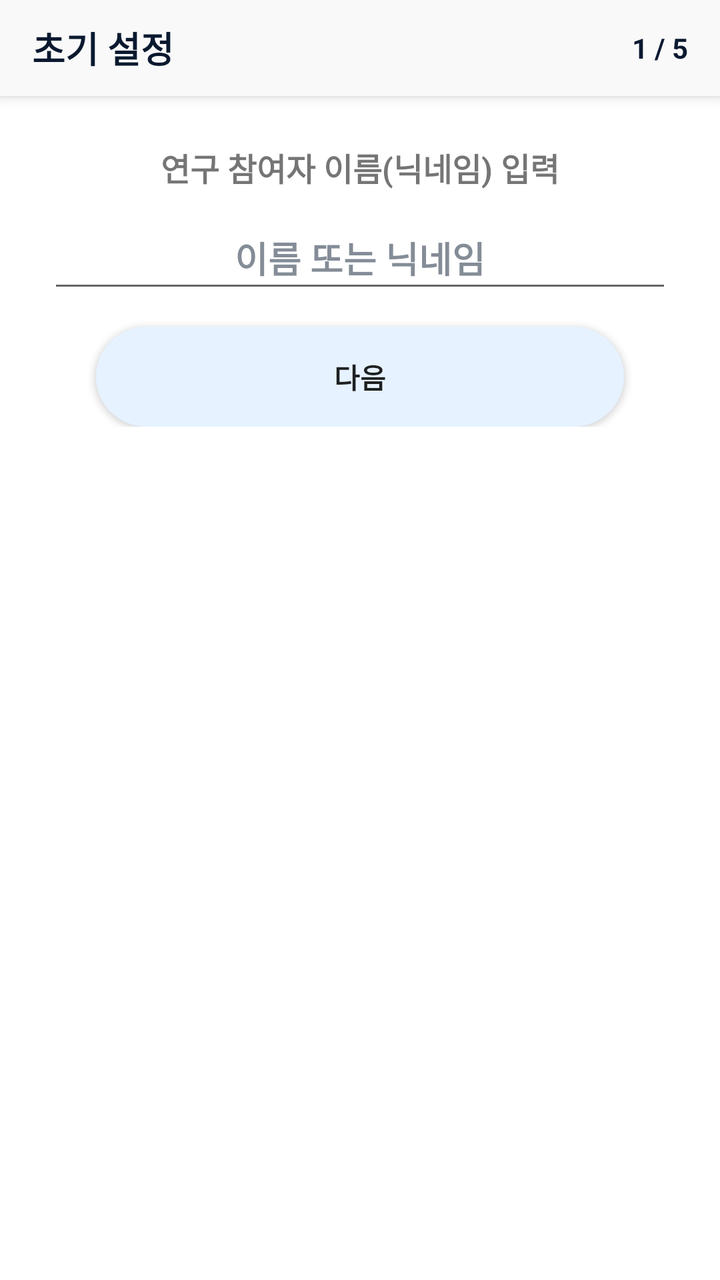
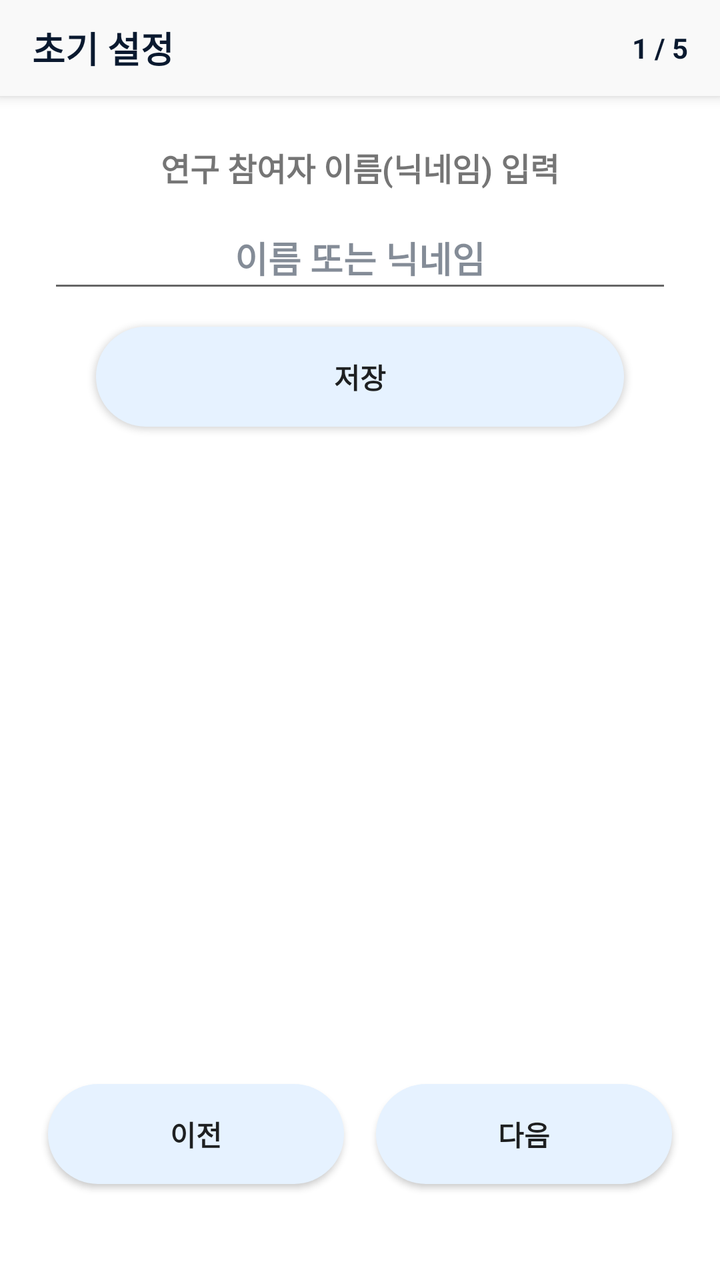

Screens rendered from an Android XML layout before and after an edit, with the pre-edit source and the edit as a unified diff.
<!-- AndroidManifest.xml: activity theme Theme.ArgueWithAi -->
<!-- res/layout/activity_onboarding.xml -->
<?xml version="1.0" encoding="utf-8"?>
<LinearLayout xmlns:android="http://schemas.android.com/apk/res/android"
    xmlns:app="http://schemas.android.com/apk/res-auto"
    android:layout_width="match_parent"
    android:layout_height="match_parent"
    android:background="@android:color/white"
    android:fitsSystemWindows="true"
    android:orientation="vertical">

    <RelativeLayout
        android:id="@+id/topBar"
        android:layout_width="match_parent"
        android:layout_height="48dp"
        android:background="#F9F9F9"
        android:elevation="4dp"
        android:paddingHorizontal="16dp">

        <TextView
            android:layout_width="wrap_content"
            android:layout_height="wrap_content"
            android:layout_centerVertical="true"
            android:layout_alignParentStart="true"
            android:text="초기 설정"
            android:textColor="#0A192F"
            android:textSize="18sp"
            android:textStyle="bold" />

        <TextView
            android:id="@+id/tvStepProgress"
            android:layout_width="wrap_content"
            android:layout_height="wrap_content"
            android:layout_centerVertical="true"
            android:layout_alignParentEnd="true"
            android:text="1 / 5"
            android:textColor="#0A192F"
            android:textSize="14sp"
            android:textStyle="bold" />
    </RelativeLayout>

    <ScrollView
        android:layout_width="match_parent"
        android:layout_height="0dp"
        android:layout_weight="1"
        android:fillViewport="true">

        <LinearLayout
            android:layout_width="match_parent"
            android:layout_height="wrap_content"
            android:orientation="vertical"
            android:padding="24dp"
            android:gravity="center_horizontal">

            
            <LinearLayout
                android:id="@+id/stepName"
                android:layout_width="match_parent"
                android:layout_height="wrap_content"
                android:orientation="vertical"
                android:gravity="center"
                android:visibility="visible">

                <TextView
                    android:layout_width="wrap_content"
                    android:layout_height="wrap_content"
                    android:text="연구 참여자 이름(닉네임) 입력"
                    android:textStyle="bold"
                    android:textSize="16sp"
                    android:layout_marginBottom="8dp"/>

                <EditText
                    android:id="@+id/etNameInput"
                    android:layout_width="match_parent"
                    android:layout_height="wrap_content"
                    android:minHeight="48dp"
                    android:hint="이름 또는 닉네임"
                    android:textStyle="bold"
                    android:textColorHint="#800A192F"
                    android:gravity="center"
                    android:layout_marginBottom="12dp"/>

                <Button
                    android:id="@+id/btnSaveName"
                    android:layout_width="match_parent"
                    android:layout_height="50dp"
                    android:layout_marginHorizontal="24dp"
                    android:text="다음"
                    android:textStyle="bold"
                    android:background="@drawable/bg_button_blue"
                    app:backgroundTint="@null" />
            </LinearLayout>

            
            <LinearLayout
                android:id="@+id/stepOverlay"
                android:layout_width="match_parent"
                android:layout_height="wrap_content"
                android:orientation="vertical"
                android:gravity="center"
                android:visibility="gone">

                <TextView
                    android:layout_width="wrap_content"
                    android:layout_height="wrap_content"
                    android:text="오버레이 권한을 허용해주세요."
                    android:textStyle="bold"
                    android:textSize="16sp"
                    android:textAlignment="center"
                    android:layout_marginBottom="12dp" />
                <Button
                    android:id="@+id/btnOverlay"
                    android:layout_width="match_parent"
                    android:layout_height="50dp"
                    android:layout_marginHorizontal="24dp"
                    android:text="오버레이 권한 설정"
                    android:textStyle="bold"
                    android:background="@drawable/bg_button_blue"
                    app:backgroundTint="@null" />
            </LinearLayout>

            
            <LinearLayout
                android:id="@+id/stepAccessibility"
                android:layout_width="match_parent"
                android:layout_height="wrap_content"
                android:orientation="vertical"
                android:gravity="center"
                android:visibility="gone">

                <TextView
                    android:layout_width="wrap_content"
                    android:layout_height="wrap_content"
                    android:text="숏폼 사용 감지를 위해\n접근성 서비스 활성화가 필요합니다."
                    android:textAlignment="center"
                    android:textStyle="bold"
                    android:textSize="16sp"
                    android:layout_marginBottom="8dp" />
                <TextView
                    android:id="@+id/tvAccessibilityStatus"
                    android:layout_width="wrap_content"
                    android:layout_height="wrap_content"
                    android:text="상태: 확인 중..."
                    android:textStyle="bold"
                    android:layout_marginBottom="12dp" />
                <Button
                    android:id="@+id/btnAccessibility"
                    android:layout_width="match_parent"
                    android:layout_height="50dp"
                    android:layout_marginHorizontal="24dp"
                    android:text="접근성 서비스 설정"
                    android:textStyle="bold"
                    android:background="@drawable/bg_button_blue"
                    app:backgroundTint="@null" />
            </LinearLayout>

            
            <LinearLayout
                android:id="@+id/stepPip"
                android:layout_width="match_parent"
                android:layout_height="wrap_content"
                android:orientation="vertical"
                android:gravity="center"
                android:visibility="gone">

                <TextView
                    android:layout_width="wrap_content"
                    android:layout_height="wrap_content"
                    android:text="PIP(화면 속 화면) 권한을 꺼주세요."
                    android:textSize="16sp"
                    android:textStyle="bold"
                    android:textAlignment="center"
                    android:layout_marginBottom="12dp" />
                <Button
                    android:id="@+id/btnPipYoutube"
                    android:layout_width="match_parent"
                    android:layout_height="50dp"
                    android:layout_marginHorizontal="24dp"
                    android:text="유튜브 PIP 설정"
                    android:layout_marginBottom="8dp"
                    android:textStyle="bold"
                    android:background="@drawable/bg_button_blue"
                    app:backgroundTint="@null" />
                <Button
                    android:id="@+id/btnPipInstagram"
                    android:layout_width="match_parent"
                    android:layout_height="50dp"
                    android:layout_marginHorizontal="24dp"
                    android:text="인스타그램 PIP 설정"
                    android:layout_marginBottom="16dp"
                    android:textStyle="bold"
                    android:background="@drawable/bg_button_blue"
                    app:backgroundTint="@null" />
                <TextView
                    android:layout_width="wrap_content"
                    android:layout_height="wrap_content"
                    android:text="두 앱 모두 PIP 권한을 껐다면 완료를 눌러주세요."
                    android:textSize="13sp"
                    android:textColor="#800A192F"
                    android:textAlignment="center"
                    android:layout_marginBottom="12dp" />
                <Button
                    android:id="@+id/btnPipDone"
                    android:layout_width="match_parent"
                    android:layout_height="50dp"
                    android:layout_marginHorizontal="24dp"
                    android:text="완료"
                    android:textStyle="bold"
                    android:background="@drawable/bg_button_blue"
                    app:backgroundTint="@null" />
            </LinearLayout>

            
            <LinearLayout
                android:id="@+id/stepType"
                android:layout_width="match_parent"
                android:layout_height="wrap_content"
                android:orientation="vertical"
                android:gravity="center"
                android:visibility="gone">

                <TextView
                    android:layout_width="wrap_content"
                    android:layout_height="wrap_content"
                    android:text="개입 타입 설정"
                    android:textStyle="bold"
                    android:textAlignment="center"
                    android:textSize="16sp"
                    android:layout_marginBottom="12dp" />
                <EditText
                    android:id="@+id/etTypeInput"
                    android:layout_width="match_parent"
                    android:layout_height="wrap_content"
                    android:hint="0, 1, 2 입력"
                    android:textStyle="bold"
                    android:textColor="#0A192F"
                    android:textColorHint="#800A192F"
                    android:inputType="number"
                    android:gravity="center"
                    android:layout_marginBottom="12dp" />
                <Button
                    android:id="@+id/btnSaveType"
                    android:layout_width="match_parent"
                    android:layout_height="50dp"
                    android:layout_marginHorizontal="24dp"
                    android:text="저장하고 시작하기"
                    android:textStyle="bold"
                    android:background="@drawable/bg_button_blue"
                    app:backgroundTint="@null" />
            </LinearLayout>

        </LinearLayout>
    </ScrollView>
</LinearLayout>
<!-- resources referenced by this layout -->
<resources>
  <!-- drawable bg_button_blue (drawable) -->
  <?xml version="1.0" encoding="utf-8"?>
  <shape xmlns:android="http://schemas.android.com/apk/res/android"
      android:shape="rectangle">
      <solid android:color="#E6F2FF" />
      <corners android:radius="50dp" />
  </shape>
  <style name="Theme.ArgueWithAi" parent="android:Theme.Material.Light.NoActionBar" />
</resources>

<!-- the commit's change to res/layout/activity_onboarding.xml (unified diff, before → after) -->
@@ -83,10 +83,18 @@
                     android:layout_width="match_parent"
                     android:layout_height="50dp"
                     android:layout_marginHorizontal="24dp"
-                    android:text="다음"
-                    android:textStyle="bold"
-                    android:background="@drawable/bg_button_blue"
-                    app:backgroundTint="@null" />
+                    android:text="저장"
+                    android:textStyle="bold"
+                    android:background="@drawable/bg_button_blue"
+                    app:backgroundTint="@null" />
+                <TextView
+                    android:id="@+id/tvNameServerStatus"
+                    android:layout_width="wrap_content"
+                    android:layout_height="wrap_content"
+                    android:layout_marginTop="8dp"
+                    android:text=""
+                    android:textSize="13sp"
+                    android:textColor="#0A192F" />
             </LinearLayout>
 
             
@@ -105,6 +113,13 @@
                     android:textStyle="bold"
                     android:textSize="16sp"
                     android:textAlignment="center"
+                    android:layout_marginBottom="8dp" />
+                <TextView
+                    android:id="@+id/tvOverlayStatus"
+                    android:layout_width="wrap_content"
+                    android:layout_height="wrap_content"
+                    android:text="상태: 확인 중..."
+                    android:textStyle="bold"
                     android:layout_marginBottom="12dp" />
                 <Button
                     android:id="@+id/btnOverlay"
@@ -185,27 +200,18 @@
                     android:layout_height="50dp"
                     android:layout_marginHorizontal="24dp"
                     android:text="인스타그램 PIP 설정"
-                    android:layout_marginBottom="16dp"
-                    android:textStyle="bold"
-                    android:background="@drawable/bg_button_blue"
-                    app:backgroundTint="@null" />
-                <TextView
-                    android:layout_width="wrap_content"
-                    android:layout_height="wrap_content"
-                    android:text="두 앱 모두 PIP 권한을 껐다면 완료를 눌러주세요."
+                    android:layout_marginBottom="8dp"
+                    android:textStyle="bold"
+                    android:background="@drawable/bg_button_blue"
+                    app:backgroundTint="@null" />
+                <TextView
+                    android:layout_width="wrap_content"
+                    android:layout_height="wrap_content"
+                    android:layout_marginTop="8dp"
+                    android:text="두 앱 모두 PIP 권한을 끄면\n다음 버튼이 나타납니다."
                     android:textSize="13sp"
                     android:textColor="#800A192F"
-                    android:textAlignment="center"
-                    android:layout_marginBottom="12dp" />
-                <Button
-                    android:id="@+id/btnPipDone"
-                    android:layout_width="match_parent"
-                    android:layout_height="50dp"
-                    android:layout_marginHorizontal="24dp"
-                    android:text="완료"
-                    android:textStyle="bold"
-                    android:background="@drawable/bg_button_blue"
-                    app:backgroundTint="@null" />
+                    android:textAlignment="center" />
             </LinearLayout>
 
             
@@ -241,12 +247,54 @@
                     android:layout_width="match_parent"
                     android:layout_height="50dp"
                     android:layout_marginHorizontal="24dp"
-                    android:text="저장하고 시작하기"
-                    android:textStyle="bold"
-                    android:background="@drawable/bg_button_blue"
-                    app:backgroundTint="@null" />
+                    android:text="저장"
+                    android:textStyle="bold"
+                    android:background="@drawable/bg_button_blue"
+                    app:backgroundTint="@null" />
+                <TextView
+                    android:id="@+id/tvTypeServerStatus"
+                    android:layout_width="wrap_content"
+                    android:layout_height="wrap_content"
+                    android:layout_marginTop="8dp"
+                    android:text=""
+                    android:textSize="13sp"
+                    android:textColor="#0A192F" />
             </LinearLayout>
 
         </LinearLayout>
     </ScrollView>
+
+    
+    <LinearLayout
+        android:layout_width="match_parent"
+        android:layout_height="wrap_content"
+        android:orientation="horizontal"
+        android:paddingHorizontal="24dp"
+        android:paddingTop="16dp"
+        android:paddingBottom="48dp"
+        android:clipToPadding="false"
+        android:clipChildren="false">
+
+        <Button
+            android:id="@+id/btnPrev"
+            android:layout_width="0dp"
+            android:layout_height="50dp"
+            android:layout_weight="1"
+            android:layout_marginEnd="8dp"
+            android:text="이전"
+            android:textStyle="bold"
+            android:background="@drawable/bg_button_blue"
+            app:backgroundTint="@null" />
+
+        <Button
+            android:id="@+id/btnNext"
+            android:layout_width="0dp"
+            android:layout_height="50dp"
+            android:layout_marginStart="8dp"
+            android:layout_weight="1"
+            android:background="@drawable/bg_button_blue"
+            android:text="다음"
+            android:textStyle="bold"
+            app:backgroundTint="@null" />
+    </LinearLayout>
 </LinearLayout>
